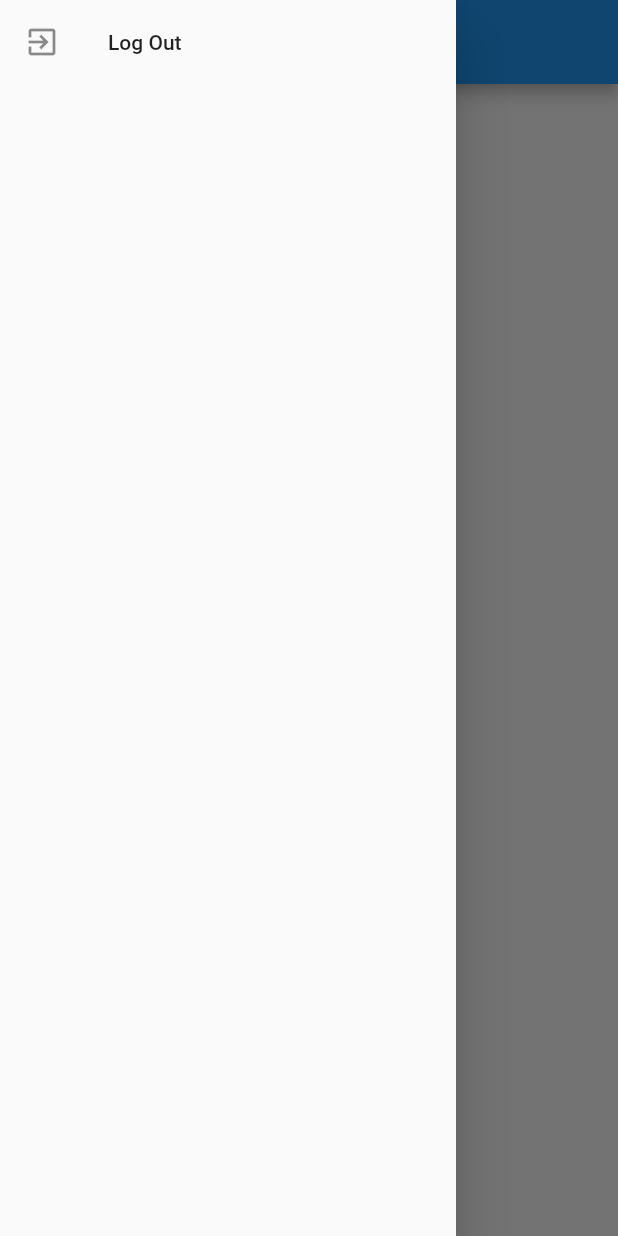
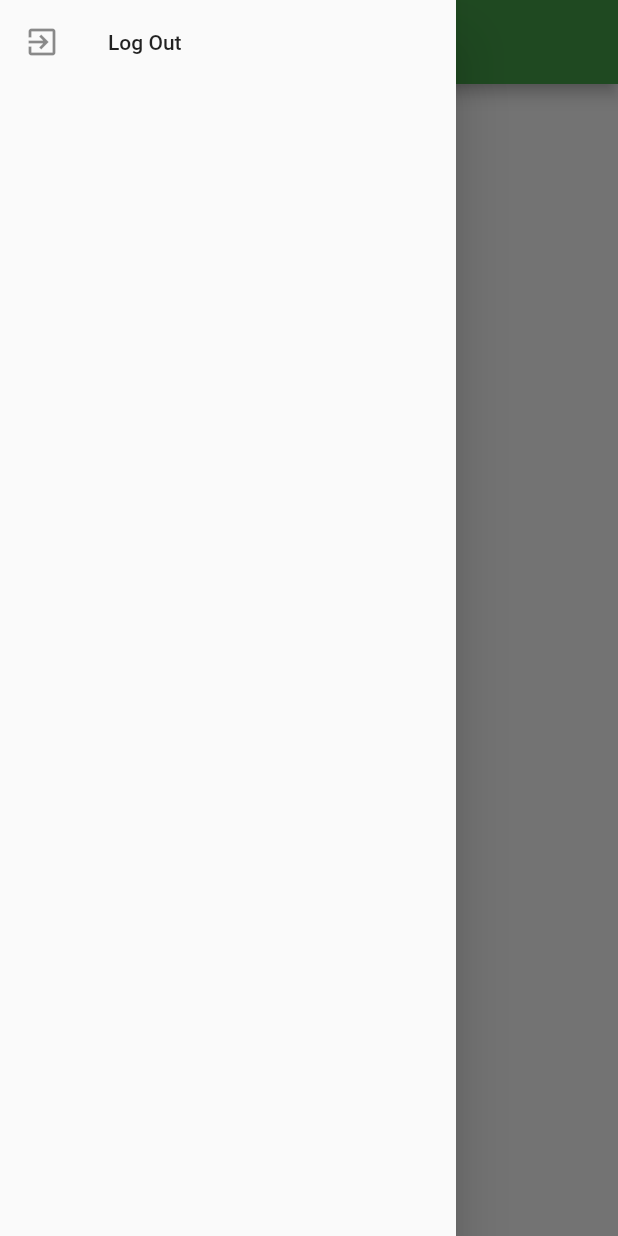
Before and after one commit to ragabelsayed/SevenKasb, a Flutter app: the HomeScreen screen opened by its route, with the side drawer open, on a phone screen of 412 x 824 dp. Run offline on Flutter 3.47's test engine with Material 2 defaults, Android fonts, the phone set to English and light mode, and no system bars; our stand-ins replace flutter_riverpod, shared_preferences; accounts and stored records are empty.

Commit message:
add zoom drawer package

```diff
--- a/sugarcane_juice_app/lib/screens/home_screen.dart
+++ b/sugarcane_juice_app/lib/screens/home_screen.dart
@@ -1,11 +1,17 @@
 import 'package:flutter/material.dart';
+import 'package:flutter/services.dart';
+import 'package:sugarcane_juice_app/config/palette.dart';
 import 'package:sugarcane_juice_app/widget/drawer.dart';
 
 class HomeScreen extends StatelessWidget {
   static const routName = '/home';
   Widget build(BuildContext context) {
     return Scaffold(
-      appBar: AppBar(),
+      appBar: AppBar(
+        // systemOverlayStyle:
+        //     SystemUiOverlayStyle(statusBarColor: Palette.primaryLightColor),
+        backgroundColor: Palette.primaryColor,
+      ),
       drawer: AppDrawer(),
     );
   }
--- a/sugarcane_juice_app/pubspec.yaml
+++ b/sugarcane_juice_app/pubspec.yaml
@@ -24,6 +24,7 @@ dependencies:
   flutter:
     sdk: flutter
 
+  flutter_zoom_drawer: ^2.1.1
   http: ^0.13.3
   flutter_riverpod: ^0.14.0+3
   shared_preferences: ^2.0.7
```
Also changed, not shown: sugarcane_juice_app/lib/providers/auth.dart (+0 -12 lines), sugarcane_juice_app/lib/screens/login_screen.dart (+8 -0 lines), sugarcane_juice_app/pubspec.lock.
